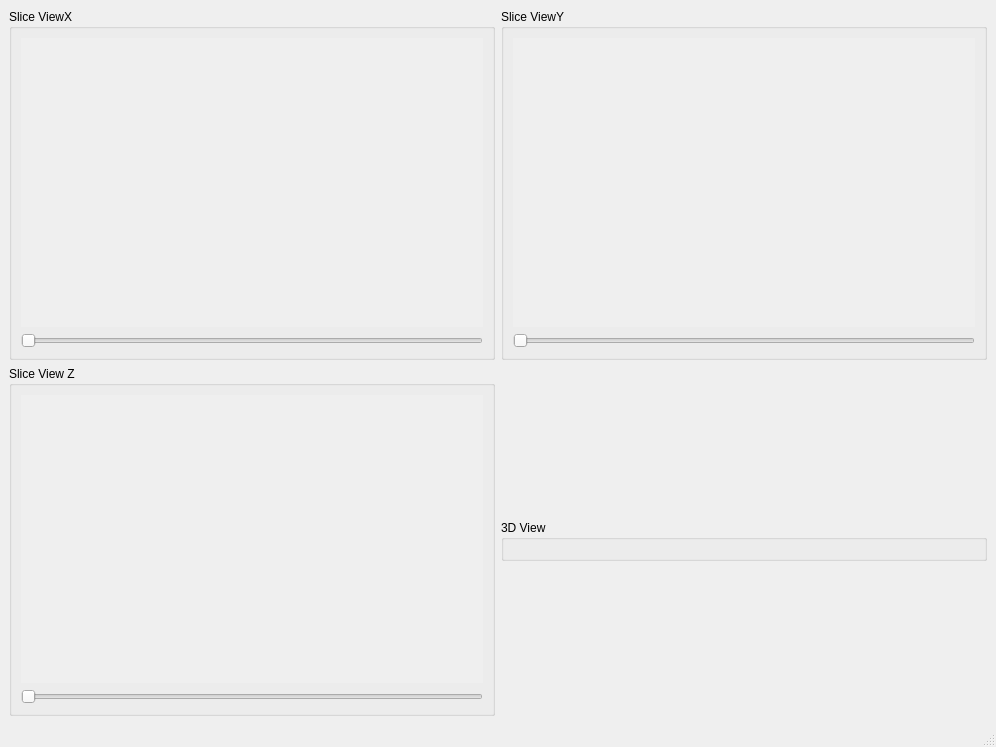
Qt form visualisation/sliceViewer.ui (DGtal-team/DGtalTools) before a commit.
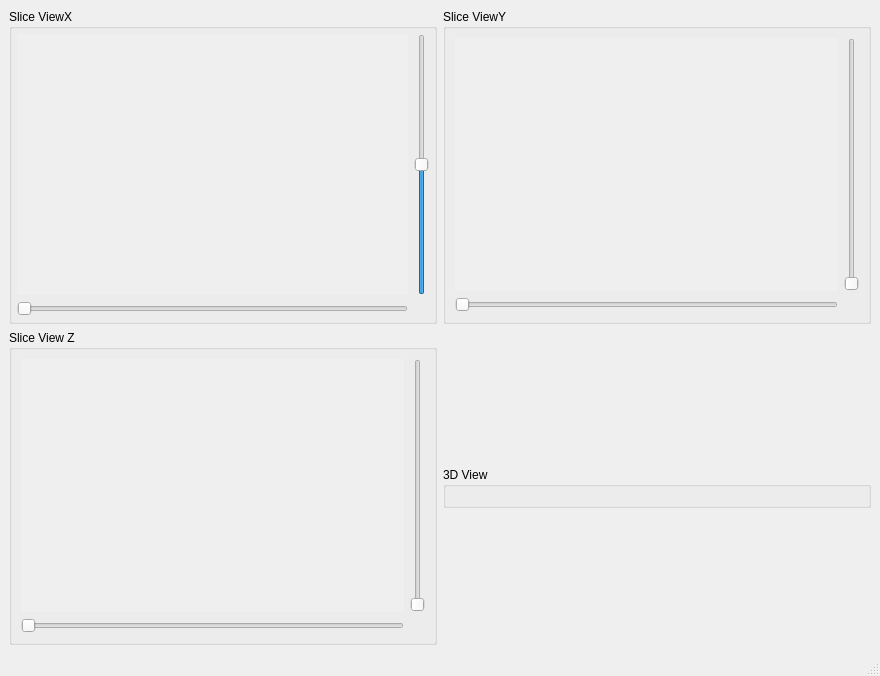
The same form after that commit.

Commit message: scale slider

Patch:
```diff
--- a/visualisation/sliceViewer.ui
+++ b/visualisation/sliceViewer.ui
@@ -6,8 +6,8 @@
    <rect>
     <x>0</x>
     <y>0</y>
-    <width>996</width>
-    <height>747</height>
+    <width>880</width>
+    <height>676</height>
    </rect>
   </property>
   <property name="sizePolicy">
@@ -21,7 +21,121 @@
   </property>
   <widget class="QWidget" name="centralwidget">
    <layout class="QGridLayout" name="gridLayout">
-    <item row="2" column="1">
+    <item row="2" column="0">
+     <widget class="QGroupBox" name="groupBox_2">
+      <property name="sizePolicy">
+       <sizepolicy hsizetype="Expanding" vsizetype="Expanding">
+        <horstretch>0</horstretch>
+        <verstretch>0</verstretch>
+       </sizepolicy>
+      </property>
+      <property name="title">
+       <string>Slice View Z</string>
+      </property>
+      <layout class="QGridLayout" name="gridLayout_4">
+       <item row="0" column="1">
+        <widget class="QSlider" name="_zoomZSlider">
+         <property name="orientation">
+          <enum>Qt::Vertical</enum>
+         </property>
+        </widget>
+       </item>
+       <item row="0" column="0">
+        <widget class="QLabel" name="ImageProjZ">
+         <property name="sizePolicy">
+          <sizepolicy hsizetype="Expanding" vsizetype="Expanding">
+           <horstretch>0</horstretch>
+           <verstretch>0</verstretch>
+          </sizepolicy>
+         </property>
+         <property name="baseSize">
+          <size>
+           <width>400</width>
+           <height>600</height>
+          </size>
+         </property>
+         <property name="autoFillBackground">
+          <bool>true</bool>
+         </property>
+         <property name="text">
+          <string/>
+         </property>
+         <property name="scaledContents">
+          <bool>false</bool>
+         </property>
+         <property name="alignment">
+          <set>Qt::AlignCenter</set>
+         </property>
+        </widget>
+       </item>
+       <item row="1" column="0">
+        <widget class="QSlider" name="_horizontalSliderZ">
+         <property name="orientation">
+          <enum>Qt::Horizontal</enum>
+         </property>
+        </widget>
+       </item>
+      </layout>
+     </widget>
+    </item>
+    <item row="1" column="2">
+     <widget class="QGroupBox" name="groupBox_3">
+      <property name="sizePolicy">
+       <sizepolicy hsizetype="Expanding" vsizetype="Expanding">
+        <horstretch>0</horstretch>
+        <verstretch>0</verstretch>
+       </sizepolicy>
+      </property>
+      <property name="title">
+       <string>Slice ViewY</string>
+      </property>
+      <layout class="QGridLayout" name="gridLayout_3">
+       <item row="0" column="1">
+        <widget class="QSlider" name="_zoomYSlider">
+         <property name="orientation">
+          <enum>Qt::Vertical</enum>
+         </property>
+        </widget>
+       </item>
+       <item row="1" column="0">
+        <widget class="QSlider" name="_horizontalSliderY">
+         <property name="orientation">
+          <enum>Qt::Horizontal</enum>
+         </property>
+        </widget>
+       </item>
+       <item row="0" column="0">
+        <widget class="QLabel" name="ImageProjY">
+         <property name="sizePolicy">
+          <sizepolicy hsizetype="Expanding" vsizetype="Expanding">
+           <horstretch>0</horstretch>
+           <verstretch>0</verstretch>
+          </sizepolicy>
+         </property>
+         <property name="baseSize">
+          <size>
+           <width>400</width>
+           <height>600</height>
+          </size>
+         </property>
+         <property name="autoFillBackground">
+          <bool>true</bool>
+         </property>
+         <property name="text">
+          <string/>
+         </property>
+         <property name="scaledContents">
+          <bool>false</bool>
+         </property>
+         <property name="alignment">
+          <set>Qt::AlignCenter</set>
+         </property>
+        </widget>
+       </item>
+      </layout>
+     </widget>
+    </item>
+    <item row="2" column="2">
      <widget class="QGroupBox" name="groupBox_4">
       <property name="sizePolicy">
        <sizepolicy hsizetype="Expanding" vsizetype="Expanding">
@@ -46,56 +160,6 @@
       </layout>
      </widget>
     </item>
-    <item row="1" column="1">
-     <widget class="QGroupBox" name="groupBox_3">
-      <property name="sizePolicy">
-       <sizepolicy hsizetype="Expanding" vsizetype="Expanding">
-        <horstretch>0</horstretch>
-        <verstretch>0</verstretch>
-       </sizepolicy>
-      </property>
-      <property name="title">
-       <string>Slice ViewY</string>
-      </property>
-      <layout class="QVBoxLayout" name="verticalLayout_2">
-       <item>
-        <widget class="QLabel" name="ImageProjY">
-         <property name="sizePolicy">
-          <sizepolicy hsizetype="Expanding" vsizetype="Expanding">
-           <horstretch>0</horstretch>
-           <verstretch>0</verstretch>
-          </sizepolicy>
-         </property>
-         <property name="baseSize">
-          <size>
-           <width>400</width>
-           <height>600</height>
-          </size>
-         </property>
-         <property name="autoFillBackground">
-          <bool>true</bool>
-         </property>
-         <property name="text">
-          <string/>
-         </property>
-         <property name="scaledContents">
-          <bool>false</bool>
-         </property>
-         <property name="alignment">
-          <set>Qt::AlignCenter</set>
-         </property>
-        </widget>
-       </item>
-       <item>
-        <widget class="QSlider" name="_horizontalSliderY">
-         <property name="orientation">
-          <enum>Qt::Horizontal</enum>
-         </property>
-        </widget>
-       </item>
-      </layout>
-     </widget>
-    </item>
     <item row="1" column="0">
      <widget class="QGroupBox" name="groupBox">
       <property name="sizePolicy">
@@ -107,14 +171,14 @@
       <property name="title">
        <string>Slice ViewX</string>
       </property>
-      <layout class="QVBoxLayout" name="verticalLayout">
-       <item>
-        <widget class="QLabel" name="ImageProjX">
-         <property name="sizePolicy">
-          <sizepolicy hsizetype="Expanding" vsizetype="Expanding">
-           <horstretch>0</horstretch>
-           <verstretch>0</verstretch>
-          </sizepolicy>
+      <layout class="QGridLayout" name="gridLayout_2">
+       <property name="margin">
+        <number>5</number>
+       </property>
+       <item row="0" column="2">
+        <widget class="QSlider" name="_zoomXSlider">
+         <property name="toolTip">
+          <string>Ajust scale image X</string>
          </property>
          <property name="baseSize">
           <size>
@@ -122,44 +186,35 @@
            <height>600</height>
           </size>
          </property>
-         <property name="autoFillBackground">
-          <bool>true</bool>
+         <property name="maximum">
+          <number>100</number>
          </property>
-         <property name="text">
-          <string/>
+         <property name="value">
+          <number>50</number>
          </property>
-         <property name="scaledContents">
-          <bool>false</bool>
-         </property>
-         <property name="alignment">
-          <set>Qt::AlignCenter</set>
+         <property name="orientation">
+          <enum>Qt::Vertical</enum>
          </property>
         </widget>
        </item>
-       <item>
+       <item row="2" column="1">
         <widget class="QSlider" name="_horizontalSliderX">
+         <property name="font">
+          <font>
+           <weight>50</weight>
+           <bold>false</bold>
+          </font>
+         </property>
+         <property name="statusTip">
+          <string>select slices</string>
+         </property>
          <property name="orientation">
           <enum>Qt::Horizontal</enum>
          </property>
         </widget>
        </item>
-      </layout>
-     </widget>
-    </item>
-    <item row="2" column="0">
-     <widget class="QGroupBox" name="groupBox_2">
-      <property name="sizePolicy">
-       <sizepolicy hsizetype="Expanding" vsizetype="Expanding">
-        <horstretch>0</horstretch>
-        <verstretch>0</verstretch>
-       </sizepolicy>
-      </property>
-      <property name="title">
-       <string>Slice View Z</string>
-      </property>
-      <layout class="QVBoxLayout" name="verticalLayout_3">
-       <item>
-        <widget class="QLabel" name="ImageProjZ">
+       <item row="0" column="1">
+        <widget class="QLabel" name="ImageProjX">
          <property name="sizePolicy">
           <sizepolicy hsizetype="Expanding" vsizetype="Expanding">
            <horstretch>0</horstretch>
@@ -186,13 +241,6 @@
          </property>
         </widget>
        </item>
-       <item>
-        <widget class="QSlider" name="_horizontalSliderZ">
-         <property name="orientation">
-          <enum>Qt::Horizontal</enum>
-         </property>
-        </widget>
-       </item>
       </layout>
      </widget>
     </item>
```
Left out of the diff: 7 changed lines with no effect on the pictures. The commit also changes 2 other files.
